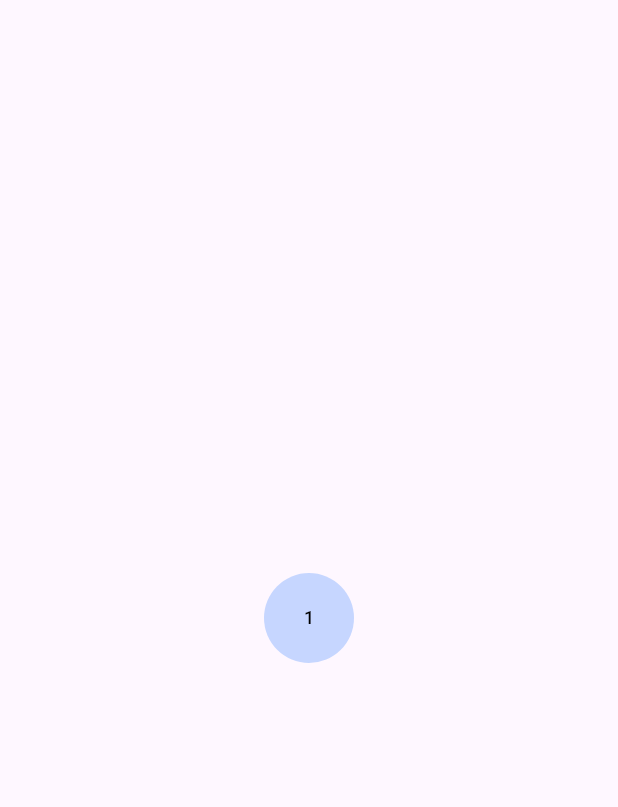
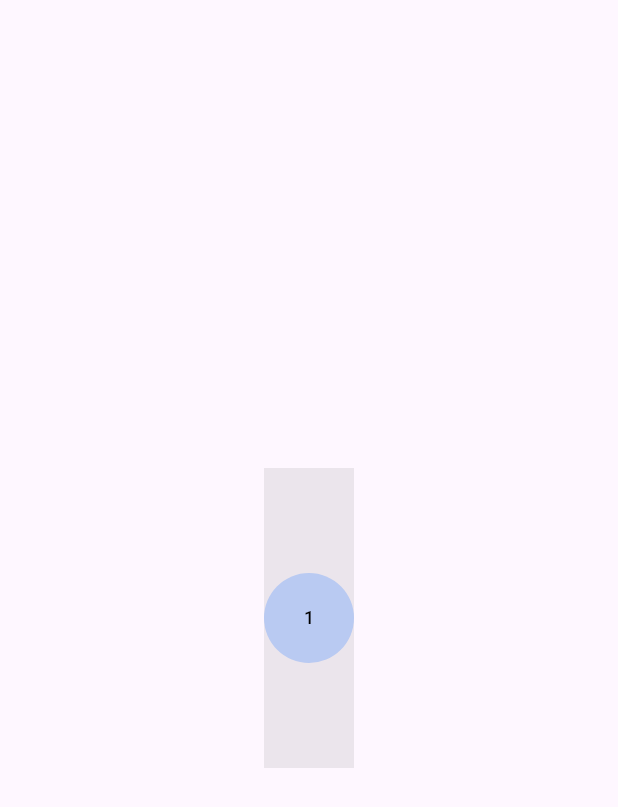
Before and after one commit to toyotarou/test_pageview_change_overlay_display, a Flutter app: the screen it shows after launch, on a phone screen of 412 x 824 dp. Shown: the top 807 px of the screen. Run offline on Flutter 3.47's test engine with Material 3 defaults, Android fonts, the phone set to English and light mode, and no system bars.

Commit message:
commit 20250307

```diff
--- a/lib/main.dart
+++ b/lib/main.dart
@@ -1,5 +1,4 @@
 import 'package:flutter/material.dart';
-
 import 'overlay_helper.dart';
 
 void main() {
@@ -12,7 +11,7 @@
   @override
   Widget build(BuildContext context) {
     return MaterialApp(
-      title: 'PageView + Overlay Expand Transition',
+      title: 'PageView + Overlay (Below & Center)',
       theme: ThemeData(primarySwatch: Colors.blue),
       home: const MyOverlaySample(),
     );
@@ -29,19 +28,38 @@
 class _MyOverlaySampleState extends State<MyOverlaySample> {
   final int totalDays = 10;
 
+  final GlobalKey _pageViewKey = GlobalKey();
+
+  ///
+  @override
+  void initState() {
+    super.initState();
+
+    WidgetsBinding.instance.addPostFrameCallback(
+        (_) => showMessageOverlay(context: context, targetKey: _pageViewKey, message: '初期表示時の Overlay'));
+  }
+
   ///
   @override
   Widget build(BuildContext context) {
     return Scaffold(
       body: Center(
-        child: SizedBox(
+        child: Container(
+          key: _pageViewKey,
           width: 60,
           height: 200,
+          color: Colors.grey.withOpacity(0.2),
           child: PageView.builder(
             itemCount: totalDays,
             scrollDirection: Axis.vertical,
             onPageChanged: (int index) {
-              showMessageOverlay(context: context, message: '選択された日: ${index + 1}');
+              showMessageOverlay(
+                context: context,
+                targetKey: _pageViewKey,
+
+                message: '選択された日: ${index + 1}',
+                // overlayWidth: 180.0,  // デフォルト値でもOK
+              );
             },
             itemBuilder: (BuildContext context, int index) {
               return CircleAvatar(
```
Also changed, not shown: lib/overlay_helper.dart (+30 -14 lines).
